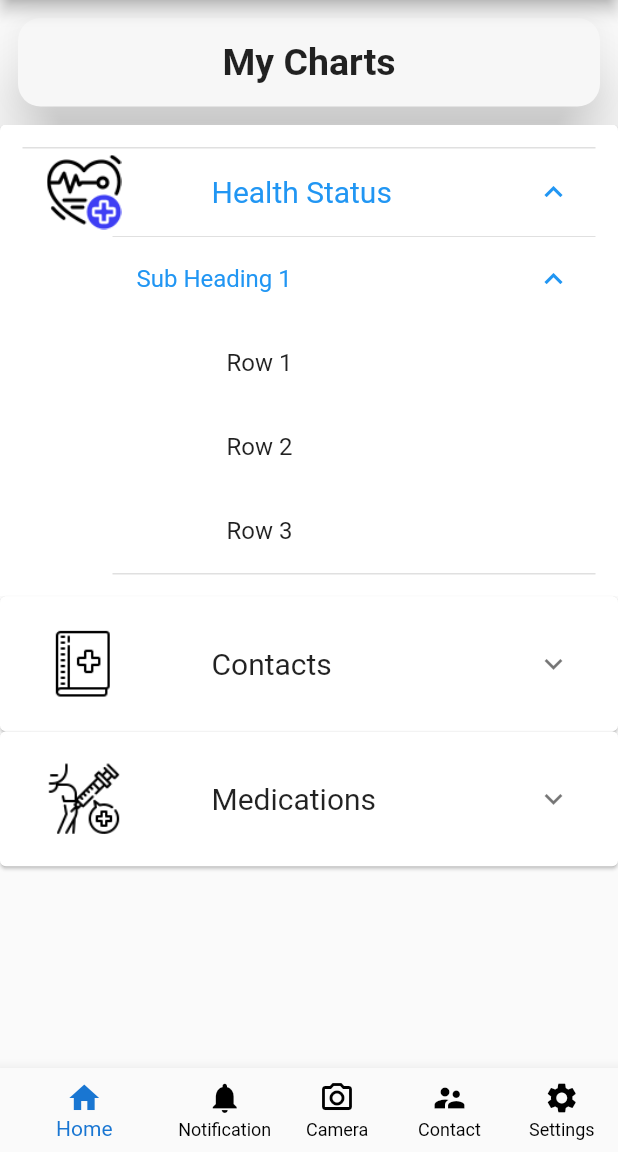
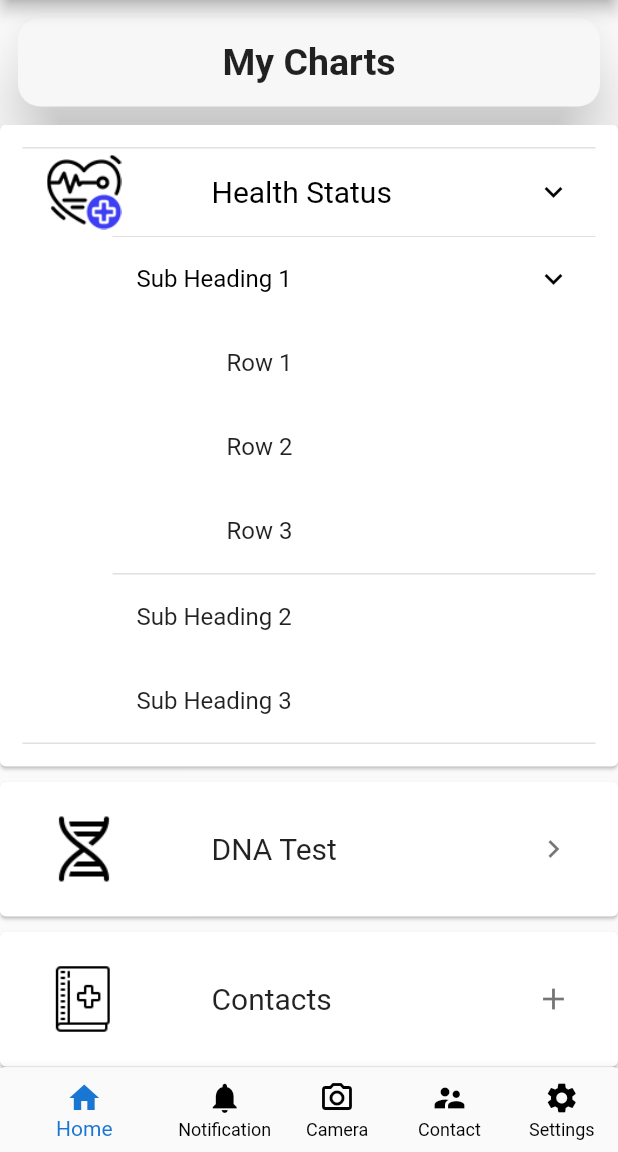
Before and after one commit to mbbipul/mbbipul-hSenidMobile_codingtest, a Flutter app: the screen it shows after launch, after a tap on "Health Status", after a tap on "Sub Heading 1", on a phone screen of 412 x 824 dp, the part 84-1236 px from its top. Run offline on Flutter 3.47's test engine with Material 2 defaults, Android fonts, the light colour scheme and no system bars.

Commit message:
Add custom icon to each nested list .Fixed parent autocollpasing on child collapse with map state (unique Id)

```diff
--- a/lib/src/ui/utils/chart.dart
+++ b/lib/src/ui/utils/chart.dart
@@ -1,11 +1,21 @@
+import 'package:flutter/material.dart';
+import 'package:hsenidmobile_coding_task/src/ui/utils/text_utils.dart';
+
 class Chart {
   Chart(
     this.title, [
     this.children = const <Chart>[],
     this.icon = "",
+    this.expandIconData = Icons.keyboard_arrow_down,
+    this.collapseIconData = Icons.keyboard_arrow_right,
+    this.spaceing = 10.0,
   ]);
 
   final String title;
   final List<Chart> children;
   final String icon;
+  final String id = generateRandomString(6);
+  final IconData expandIconData;
+  final IconData collapseIconData;
+  final double? spaceing;
 }
--- a/lib/src/ui/utils/chart_datas.dart
+++ b/lib/src/ui/utils/chart_datas.dart
@@ -1,3 +1,4 @@
+import 'package:flutter/material.dart';
 import 'package:hsenidmobile_coding_task/src/ui/utils/chart.dart';
 
 List<Chart> chartDatas1 = <Chart>[
@@ -25,6 +26,56 @@ List<Chart> chartDatas1 = <Chart>[
     ],
     "assets/images/dna_test.png",
   ),
+  Chart(
+    'Contacts',
+    <Chart>[
+      Chart(
+        'Options',
+        <Chart>[
+          Chart('sub option 1'),
+          Chart('sub option 2'),
+          Chart('sub option 3'),
+        ],
+      ),
+      Chart(
+        'Options',
+        <Chart>[
+          Chart('sub option 1'),
+          Chart('sub option 2'),
+          Chart('sub option 3'),
+        ],
+      ),
+    ],
+    "assets/images/contacts.png",
+    Icons.remove,
+    Icons.add,
+    0.0,
+  ),
+  Chart(
+    'Medications',
+    <Chart>[
+      Chart(
+        'Options',
+        <Chart>[
+          Chart('sub option 1'),
+          Chart('sub option 2'),
+          Chart('sub option 3'),
+        ],
+      ),
+      Chart(
+        'Options',
+        <Chart>[
+          Chart('sub option 1'),
+          Chart('sub option 2'),
+          Chart('sub option 3'),
+        ],
+      ),
+    ],
+    "assets/images/medications.png",
+    Icons.remove,
+    Icons.add,
+    0.0,
+  ),
 ];
 
 final List<Chart> chartDatas2 = <Chart>[
@@ -49,6 +100,8 @@ final List<Chart> chartDatas2 = <Chart>[
       ),
     ],
     "assets/images/contacts.png",
+    Icons.remove,
+    Icons.add,
   ),
   Chart(
     'Medications',
@@ -71,5 +124,7 @@ final List<Chart> chartDatas2 = <Chart>[
       ),
     ],
     "assets/images/medications.png",
+    Icons.remove,
+    Icons.add,
   ),
 ];
--- /dev/null
+++ b/lib/src/ui/utils/text_utils.dart
@@ -0,0 +1,8 @@
+import 'dart:math';
+
+String generateRandomString(int len) {
+  var r = Random();
+  const _chars =
+      'AaBbCcDdEeFfGgHhIiJjKkLlMmNnOoPpQqRrSsTtUuVvWwXxYyZz1234567890';
+  return List.generate(len, (index) => _chars[r.nextInt(_chars.length)]).join();
+}
--- a/lib/src/ui/views/myChart/myChart.view.dart
+++ b/lib/src/ui/views/myChart/myChart.view.dart
@@ -20,9 +20,6 @@ class MyChart extends StatelessWidget {
             spaceBetween: 10,
           ),
         ),
-        Flexible(
-          child: Charts(charts: chartDatas2),
-        ),
       ],
     );
   }
--- a/lib/src/ui/views/myChart/widgets/chart_item.dart
+++ b/lib/src/ui/views/myChart/widgets/chart_item.dart
@@ -1,12 +1,27 @@
-import 'package:flutter/cupertino.dart';
 import 'package:flutter/material.dart';
 import 'package:hsenidmobile_coding_task/src/ui/utils/chart.dart';
 
-class ChartItem extends StatelessWidget {
+class ChartItem extends StatefulWidget {
   final Chart data;
   const ChartItem({Key? key, required this.data}) : super(key: key);
 
+  @override
+  State<ChartItem> createState() => _ChartItemState();
+}
+
+class _ChartItemState extends State<ChartItem> {
+  final Map<String, bool> _expandedTile = {};
+
   Widget _buildTiles(Chart root) {
+    IconData iconData = root.collapseIconData;
+    if (_expandedTile.containsKey(root.id)) {
+      if (_expandedTile[root.id] == true) {
+        iconData = root.expandIconData;
+      } else {
+        iconData = root.collapseIconData;
+      }
+    }
+
     if (root.children.isEmpty) return ListTile(title: Text(root.title));
     var row = <Widget>[
       Image.asset(
@@ -30,13 +45,21 @@ class ChartItem extends StatelessWidget {
       title: Row(
         children: row,
       ),
+      trailing: Icon(iconData),
       children: root.children.map(_buildTiles).toList(),
       childrenPadding: const EdgeInsets.only(left: 60.0),
+      textColor: Colors.black,
+      iconColor: Colors.black,
+      onExpansionChanged: (bool value) {
+        setState(() {
+          _expandedTile[root.id] = value;
+        });
+      },
     );
   }
 
   @override
   Widget build(BuildContext context) {
-    return _buildTiles(data);
+    return _buildTiles(widget.data);
   }
 }
--- a/lib/src/ui/views/myChart/widgets/charts.dart
+++ b/lib/src/ui/views/myChart/widgets/charts.dart
@@ -19,7 +19,7 @@ class Charts extends StatelessWidget {
             data: charts[index],
           ),
         ),
-        margin: EdgeInsets.only(bottom: spaceBetween),
+        margin: EdgeInsets.only(bottom: charts[index].spaceing ?? 0),
       ),
       itemCount: charts.length,
     );
```
